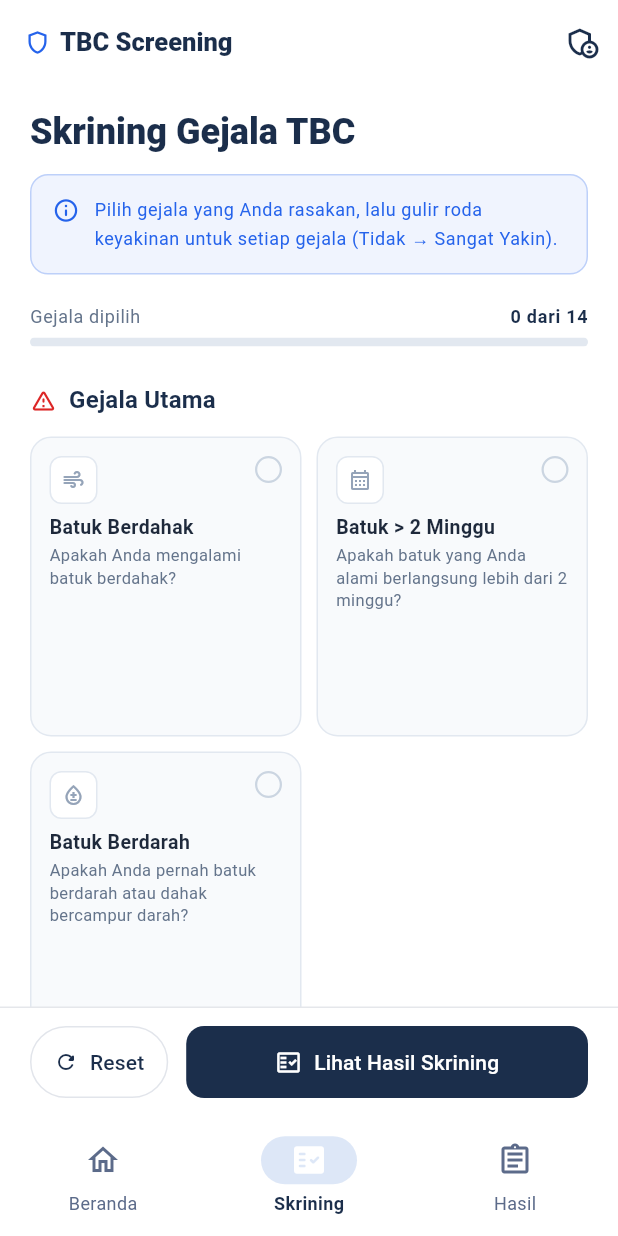
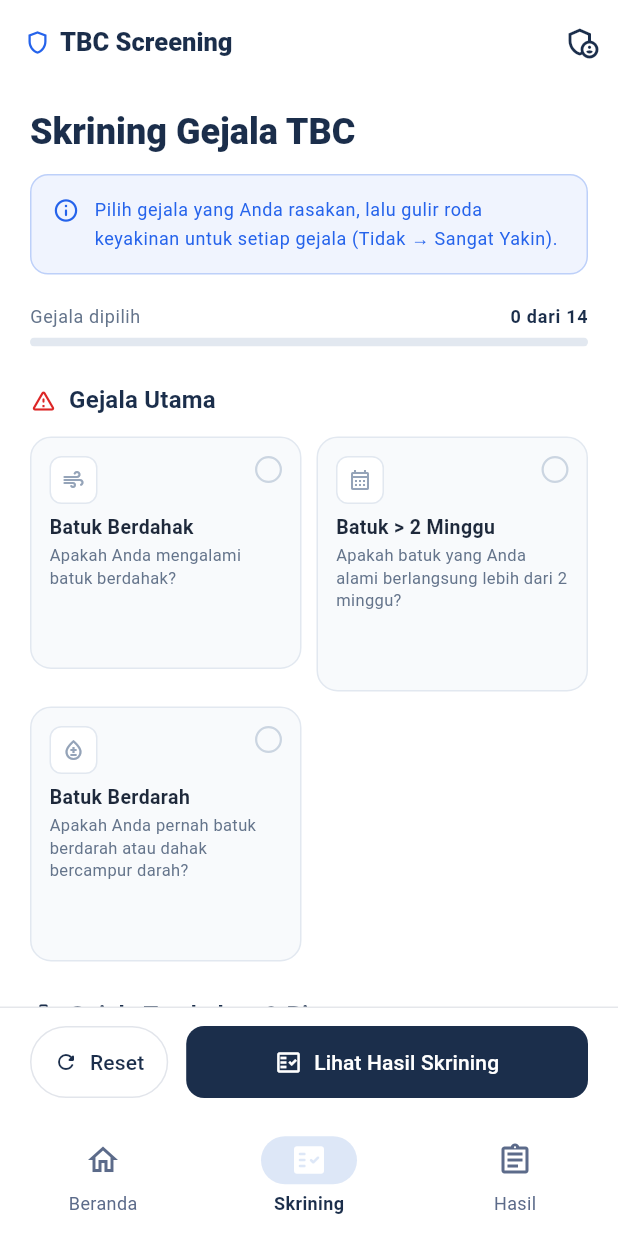
Before and after one commit to aKaeliriansu/SkriningTBC, a Flutter app: the screen it shows after launch, item 2 of the bottom bar chosen, on a phone screen of 412 x 824 dp. Run offline on Flutter 3.47's test engine with Material 3 defaults, Android fonts, the phone set to English and light mode, and no system bars; our stand-ins replace shared_preferences, webview_flutter; network calls fail.

Commit message:
Label Gejala Adaftif

```diff
--- a/TBCDetection-main/lib/screens/tb_detection_screen.dart
+++ b/TBCDetection-main/lib/screens/tb_detection_screen.dart
@@ -405,25 +405,26 @@ class _SymptomGrid extends StatelessWidget {
 
   @override
   Widget build(BuildContext context) {
-    return GridView.builder(
-      shrinkWrap: true,
-      physics: const NeverScrollableScrollPhysics(),
-      itemCount: symptoms.length,
-      gridDelegate: const SliverGridDelegateWithMaxCrossAxisExtent(
-        maxCrossAxisExtent: 280,
-        mainAxisExtent: 200,
-        crossAxisSpacing: 10,
-        mainAxisSpacing: 10,
-      ),
-      itemBuilder: (context, i) {
-        final s = symptoms[i];
+    return LayoutBuilder(
+      builder: (context, constraints) {
+        final cols = constraints.maxWidth >= 500 ? 3 : 2;
+        final itemWidth = (constraints.maxWidth - 10 * (cols - 1)) / cols;
+        return Wrap(
+          spacing: 10,
+          runSpacing: 10,
+          children: symptoms.map((s) {
             final cfUser = userCfs[s.id];
-        return _SymptomCard(
+            return SizedBox(
+              width: itemWidth,
+              child: _SymptomCard(
                 symptom: s,
                 icon: _iconFor(s.id),
                 cfUser: cfUser,
                 onTap: () => onToggle(s.id),
                 onCfChanged: (cf) => onCfChanged(s.id, cf),
+              ),
+            );
+          }).toList(),
         );
       },
     );
@@ -485,6 +486,7 @@ class _SymptomCard extends StatelessWidget {
         ),
         child: Column(
           crossAxisAlignment: CrossAxisAlignment.start,
+          mainAxisSize: MainAxisSize.min,
           children: [
             Row(
               crossAxisAlignment: CrossAxisAlignment.start,
@@ -531,8 +533,6 @@ class _SymptomCard extends StatelessWidget {
                 color: isSelected ? AppTheme.navy : const Color(0xFF1E293B),
                 height: 1.2,
               ),
-              maxLines: 2,
-              overflow: TextOverflow.ellipsis,
             ),
             const SizedBox(height: 3),
             Text(
@@ -542,10 +542,8 @@ class _SymptomCard extends StatelessWidget {
                 color: Color(0xFF64748B),
                 height: 1.35,
               ),
-              maxLines: 5,
-              overflow: TextOverflow.ellipsis,
             ),
-            const Spacer(),
+            const SizedBox(height: 8),
             Visibility(
               visible: isSelected,
               maintainSize: true,
```
Lines whose indentation alone changed are shown as unchanged.
